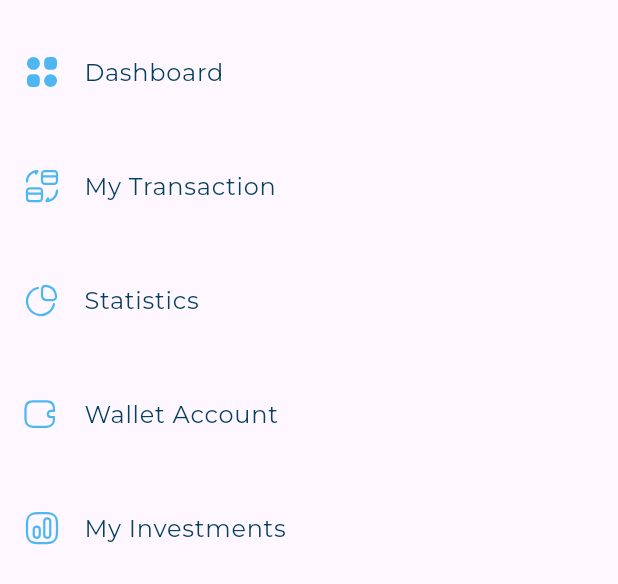
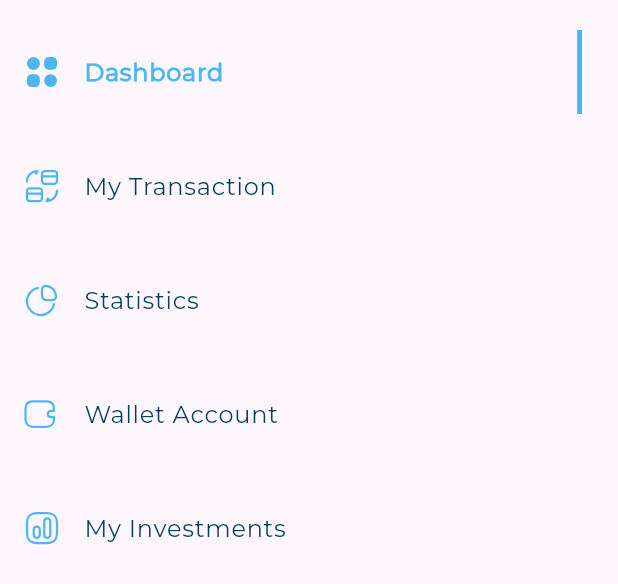
Before and after one commit to abotarek74/responsive_dash_board, a Flutter app: the DrawerItemsListView widget shown alone on an empty page, opened directly, on a phone screen of 412 x 824 dp. Shown: the top 584 px of the screen. Run offline on Flutter 3.47's test engine with Material 3 defaults, Android fonts, the phone set to English and light mode, and no system bars; our stand-ins replace flutter_svg.

Commit message:
add active and inactive drawer

```diff
--- /dev/null
+++ b/lib/widget/active_and_inactive_drawer_item.dart
@@ -0,0 +1,48 @@
+import 'package:flutter/material.dart';
+import 'package:flutter_svg/svg.dart';
+import 'package:responsive_dash_board/models/drawer_items_model.dart';
+import 'package:responsive_dash_board/utils/app_styles.dart';
+
+class InActiveDrawerItem extends StatelessWidget {
+  const InActiveDrawerItem({
+    super.key,
+    required this.drawerItemsModel,
+  });
+
+  final DrawerItemsModel drawerItemsModel;
+
+  @override
+  Widget build(BuildContext context) {
+    return ListTile(
+      leading: SvgPicture.asset(drawerItemsModel.image),
+      title: Text(
+        drawerItemsModel.title,
+        style: AppStyles.styleRegular16,
+      ),
+    );
+  }
+}
+
+class ActiveDrawerItem extends StatelessWidget {
+  const ActiveDrawerItem({
+    super.key,
+    required this.drawerItemsModel,
+  });
+
+  final DrawerItemsModel drawerItemsModel;
+
+  @override
+  Widget build(BuildContext context) {
+    return ListTile(
+      leading: SvgPicture.asset(drawerItemsModel.image),
+      title: Text(
+        drawerItemsModel.title,
+        style: AppStyles.styleBold16,
+      ),
+      trailing: Container(
+        width: 3.27,
+        decoration: const BoxDecoration(color: Color(0XFF4EB7F2)),
+      ),
+    );
+  }
+}
--- a/lib/widget/drawer_item.dart
+++ b/lib/widget/drawer_item.dart
@@ -1,19 +1,16 @@
 import 'package:flutter/material.dart';
-import 'package:flutter_svg/svg.dart';
 import 'package:responsive_dash_board/models/drawer_items_model.dart';
-import 'package:responsive_dash_board/utils/app_styles.dart';
+import 'package:responsive_dash_board/widget/active_and_inactive_drawer_item.dart';
 
 class DrawerItem extends StatelessWidget {
-  const DrawerItem({super.key, required this.drawerItemsModel});
+  const DrawerItem(
+      {super.key, required this.drawerItemsModel, required this.isActive});
   final DrawerItemsModel drawerItemsModel;
+  final bool isActive;
   @override
   Widget build(BuildContext context) {
-    return ListTile(
-      leading: SvgPicture.asset(drawerItemsModel.image),
-      title: Text(
-        drawerItemsModel.title,
-        style: AppStyles.styleRegular16,
-      ),
-    );
+    return isActive
+        ? ActiveDrawerItem(drawerItemsModel: drawerItemsModel)
+        : InActiveDrawerItem(drawerItemsModel: drawerItemsModel);
   }
 }
--- a/lib/widget/drwaeer_items_list_view.dart
+++ b/lib/widget/drwaeer_items_list_view.dart
@@ -3,12 +3,17 @@ import 'package:responsive_dash_board/models/drawer_items_model.dart';
 import 'package:responsive_dash_board/utils/app_images.dart';
 import 'package:responsive_dash_board/widget/drawer_item.dart';
 
-class DrawerItemsListView extends StatelessWidget {
-  const DrawerItemsListView({
-    super.key,
-  });
+class DrawerItemsListView extends StatefulWidget {
+  const DrawerItemsListView({super.key});
 
-  static const List<DrawerItemsModel> items = [
+  @override
+  State<DrawerItemsListView> createState() => _DrawerItemsListViewState();
+}
+
+class _DrawerItemsListViewState extends State<DrawerItemsListView> {
+  int activeIndex = 0;
+
+  final List<DrawerItemsModel> items = const [
     DrawerItemsModel(title: 'Dashboard', image: Assets.assetsImagesDashboard),
     DrawerItemsModel(
         title: 'My Transaction', image: Assets.assetsImagesMytransaction),
@@ -26,9 +31,21 @@ class DrawerItemsListView extends StatelessWidget {
       shrinkWrap: true,
       physics: const NeverScrollableScrollPhysics(),
       itemBuilder: (context, index) {
-        return Padding(
-          padding: const EdgeInsets.only(top: 20),
-          child: DrawerItem(drawerItemsModel: items[index]),
+        return GestureDetector(
+          onTap: () {
+            if (activeIndex != index) {
+              setState(() {
+                activeIndex = index;
+              });
+            }
+          },
+          child: Padding(
+            padding: const EdgeInsets.only(top: 20),
+            child: DrawerItem(
+              drawerItemsModel: items[index],
+              isActive: activeIndex == index,
+            ),
+          ),
         );
       },
     );
```
